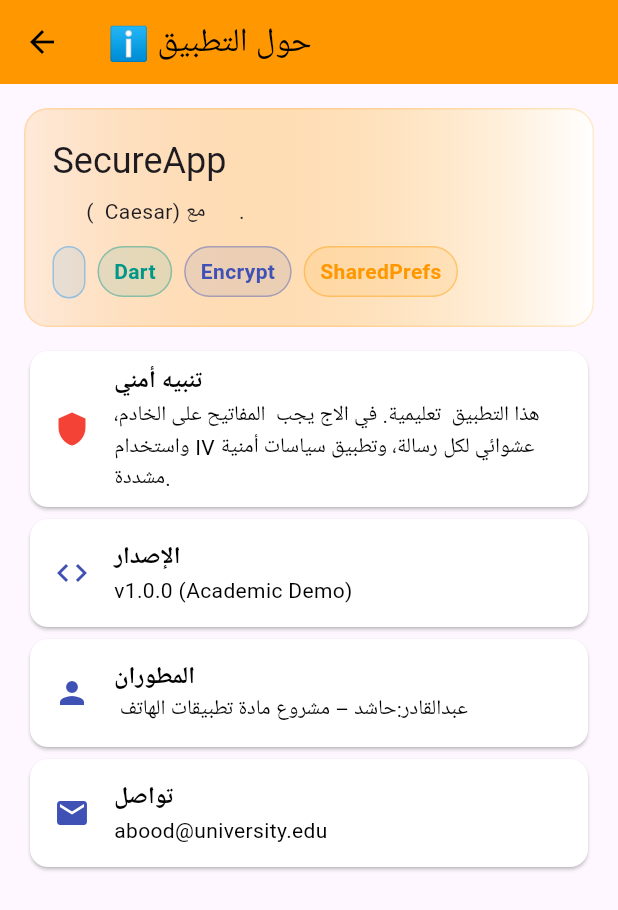
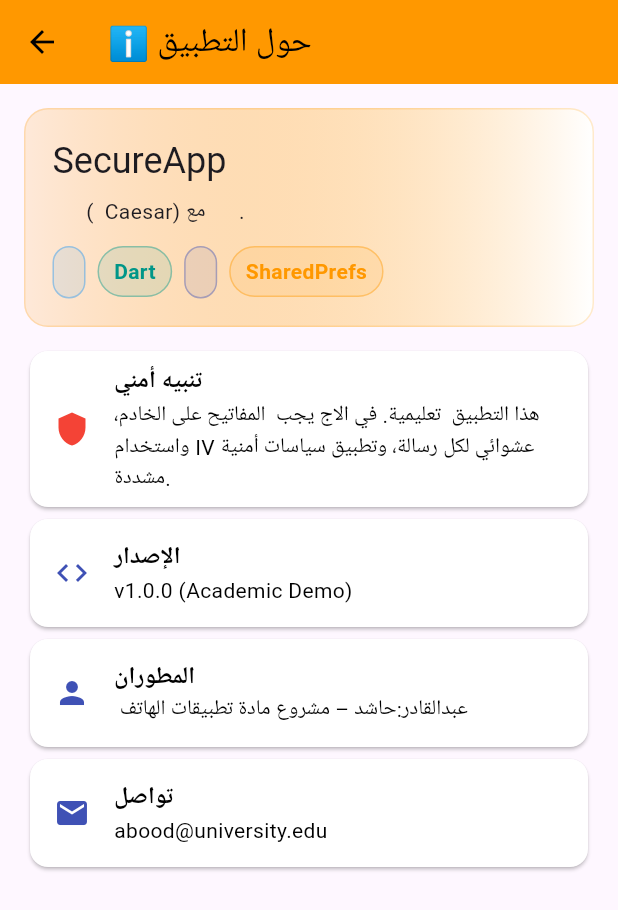
Before and after one commit to hashedalmaswi/my-project, a Flutter app: the AboutPage screen opened directly, on a phone screen of 412 x 824 dp. Shown: the top 910 px of the screen. Run offline on Flutter 3.47's test engine with Material 3 defaults, Android fonts, the phone set to English and light mode, and no system bars; our stand-ins replace shared_preferences; missing offline and left inert: encrypt; accounts and stored records are empty.

```diff
--- a/lib/about_page.dart
+++ b/lib/about_page.dart
@@ -60,7 +60,7 @@ class AboutPage extends StatelessWidget {
                   children: [
                     _badge('', Colors.blue),
                     _badge('Dart', Colors.teal),
-                    _badge('Encrypt', Colors.indigo),
+                    _badge('', Colors.indigo),
                     _badge('SharedPrefs', Colors.orange),
                   ],
                 ),
```
